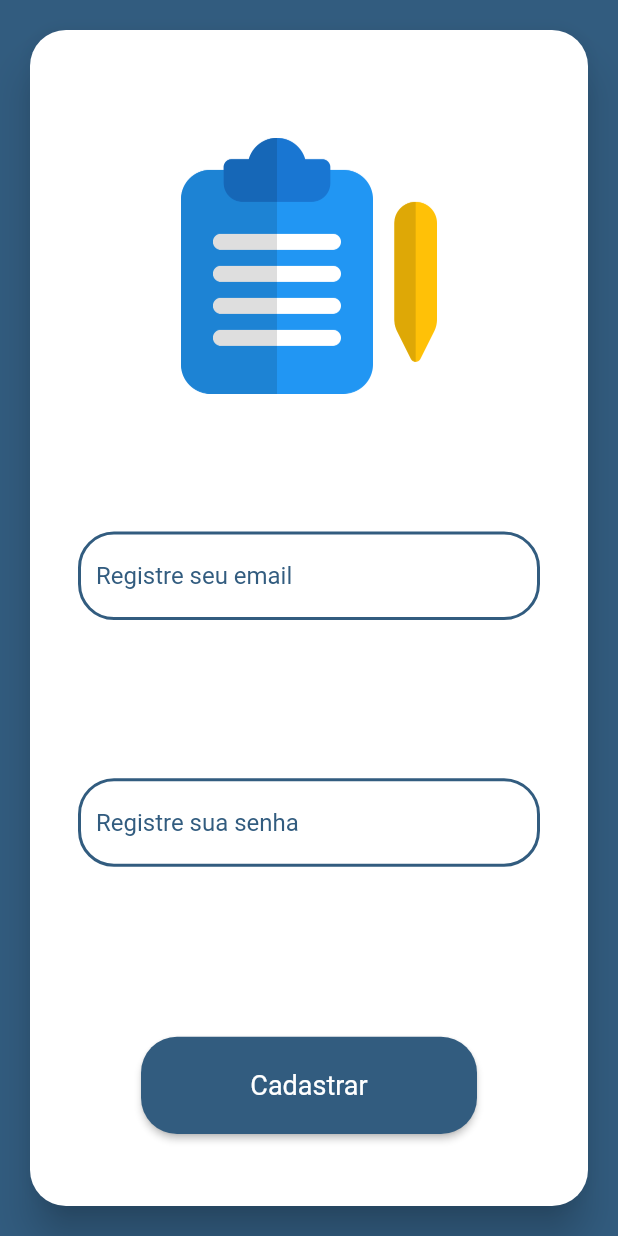
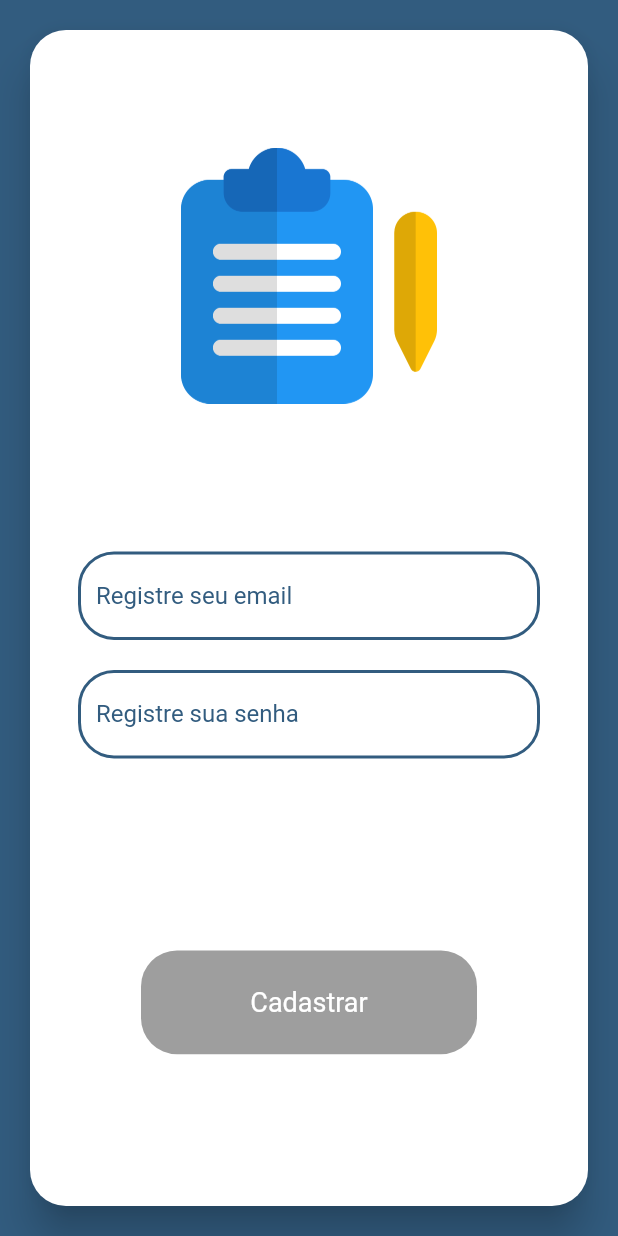
Before and after one commit to Garabriels3/CovidApp, a Flutter app: the RegisterPage screen opened directly, on a phone screen of 412 x 824 dp. Run offline on Flutter 3.47's test engine with Material 2 defaults, Android fonts, the phone set to English and light mode, and no system bars; our stand-ins replace firebase_auth, flutter_mobx, mobx, splashscreen; accounts and stored records are empty; generated files the repository leaves out were written again.

Commit message:
implementacao incial de cadastro

```diff
--- a/lib/app/model/result_firebase.dart
+++ b/lib/app/model/result_firebase.dart
@@ -12,6 +12,7 @@ class VoidResult {
   bool get success => errorMessage == null;
 
   final String errorMessage;
+  final String userId;
 
-  VoidResult({this.errorMessage});
+  VoidResult({this.errorMessage, this.userId});
 }
--- a/lib/app/service/firebase/firebase_auth_impl.dart
+++ b/lib/app/service/firebase/firebase_auth_impl.dart
@@ -7,9 +7,10 @@ class Auth implements BaseAuth {
 
   Future<VoidResult> signIn(String email, String password) async {
     try {
-      await _firebaseAuth.signInWithEmailAndPassword(
+      AuthResult result = await _firebaseAuth.signInWithEmailAndPassword(
           email: email.trim(), password: password.trim());
-      return VoidResult();
+      FirebaseUser user = result.user;
+      return VoidResult(userId: user.uid);
     } catch (e) {
       return VoidResult(errorMessage: e.toString());
     }
--- a/lib/app/ui/login/login_viewmodel.dart
+++ b/lib/app/ui/login/login_viewmodel.dart
@@ -1,4 +1,3 @@
-import 'package:covid_app/app/model/result_firebase.dart';
 import 'package:covid_app/app/service/firebase/firebase_auth_impl.dart';
 import 'package:covid_app/app/ui/home/home_page.dart';
 import 'package:covid_app/core/constants/colors.dart';
@@ -26,6 +25,9 @@ abstract class LoginViewModelBase with Store {
 
   @observable
   bool passwordErrorLabel = false;
+
+  @observable
+  String userId = "";
 
   final _auth = Auth();
   String errorMessageLogin;
@@ -84,6 +86,7 @@ abstract class LoginViewModelBase with Store {
   @action
   Future<void> firebaseLogin(dynamic context) async {
     var result = await _auth.signIn(email, password);
+    userId = result.userId;
     result.success ? homeNavigator(context) : errorDialog(context);
   }
 
--- a/lib/app/ui/register/register_page.dart
+++ b/lib/app/ui/register/register_page.dart
@@ -1,3 +1,4 @@
+import 'package:covid_app/app/ui/register/register_viewmodel.dart';
 import 'package:covid_app/app/widgets/text_form_field_component.dart';
 import 'package:covid_app/app/widgets/KeyboardHideable.dart';
 import 'package:covid_app/app/widgets/button_component.dart';
@@ -13,6 +14,7 @@ class RegisterPage extends StatefulWidget {
 }
 
 class _RegisterPageState extends State<RegisterPage> {
+  var vm = RegisterViewModel();
   var valueImage = ninetyTwo;
   var valueTextFields = twelve;
 
@@ -58,7 +60,9 @@ class _RegisterPageState extends State<RegisterPage> {
                             child: Column(
                               mainAxisAlignment: MainAxisAlignment.center,
                               children: <Widget>[
-                                SizedBox(height: twentyEight,),
+                                SizedBox(
+                                  height: twentyEight,
+                                ),
                                 Expanded(
                                   flex: 3,
                                   child: AnimatedContainer(
@@ -69,51 +73,52 @@ class _RegisterPageState extends State<RegisterPage> {
                                           "assets/images/register.png")),
                                 ),
                                 Expanded(
-                                  flex: 6,
+                                  flex: 5,
                                   child: AnimatedContainer(
                                     margin:
                                         EdgeInsets.only(top: valueTextFields),
                                     duration: Duration(seconds: 1),
                                     child: Column(
                                       children: <Widget>[
-                                        Expanded(
-                                          flex: 4,
-                                          child: Observer(
+                                        Observer(
                                           builder: (_) =>
                                               TextFormFieldComponent(
                                             hintText: registerEmailHintText,
                                             hideText: false,
-                                            ),
+                                            onChangedGeneric: vm.changeEmail,
+                                            errorMessage: vm.emailIsValid(),
                                           ),
                                         ),
                                         SizedBox(
                                           height: twenty,
                                         ),
-                                        Expanded(
-                                          flex: 4,
-                                          child: Observer(builder: (_) {
+                                        Observer(builder: (_) {
                                           return TextFormFieldComponent(
                                               hintText:
                                                   registerPasswordHintText,
-                                                hideText: false);
+                                              hideText: true,
+                                              onChangedGeneric:
+                                                  vm.changePassword,
+                                              errorMessage:
+                                                  vm.passwordIsValid());
                                         }),
-                                        ),
                                       ],
                                     ),
                                   ),
                                 ),
-                                SizedBox(
-                                  height: twentyEight,
-                                ),
                                 Expanded(
                                   flex: 1,
-                                  child: ButtonComponent(
+                                  child: Observer(builder: (_) {
+                                    return ButtonComponent(
                                         title: registerButtonLabel,
                                         fillColor: darkPrimaryColor,
                                         textColor: Colors.white,
-                                      loginFun: () {}),
+                                        loginFun: vm.formIsValid
+                                            ? () => vm.firebaseRegister(context)
+                                            : null);
+                                  }),
                                 ),
-                                SizedBox(height: sixteen,)
+                                Spacer()
                               ],
                             ),
                           ),
--- a/lib/app/ui/splashscreen/splashscreen_page.dart
+++ b/lib/app/ui/splashscreen/splashscreen_page.dart
@@ -1,7 +1,6 @@
 import 'package:covid_app/app/ui/login/login_page.dart';
 import 'package:covid_app/core/constants/colors.dart';
 import 'package:covid_app/core/constants/dimens.dart';
-import 'package:covid_app/core/constants/fonts.dart';
 import 'package:flutter/material.dart';
 import 'package:splashscreen/splashscreen.dart';
 
--- a/lib/app/widgets/button_component.dart
+++ b/lib/app/widgets/button_component.dart
@@ -1,4 +1,3 @@
-import 'package:covid_app/core/constants/colors.dart';
 import 'package:covid_app/core/constants/dimens.dart';
 import 'package:flutter/material.dart';
 
--- a/lib/covid_app.dart
+++ b/lib/covid_app.dart
@@ -1,3 +1,4 @@
+import 'package:covid_app/app/ui/register/register_page.dart';
 import 'package:flutter/cupertino.dart';
 import 'package:flutter/material.dart';
 import 'app/ui/splashscreen/splashscreen_page.dart';
@@ -10,7 +11,7 @@ class CovidApp extends StatelessWidget {
       theme: ThemeData(
         visualDensity: VisualDensity.adaptivePlatformDensity,
       ),
-      home: SplashPage(),
+      home: RegisterPage(),
     );
   }
 }
```
Also changed, not shown: lib/app/ui/register/register_viewmodel.dart (+42 -10 lines), lib/app/ui/login/login_viewmodel.g.dart, lib/app/ui/register/register_viewmodel.g.dart. Lines whose indentation alone changed are shown as unchanged.
